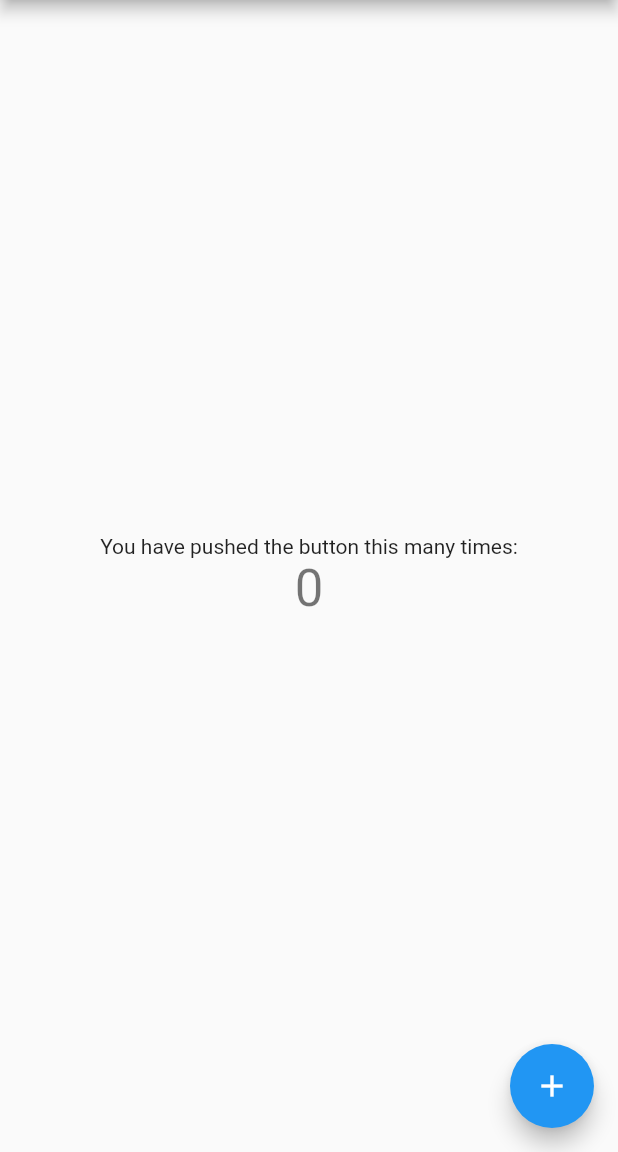
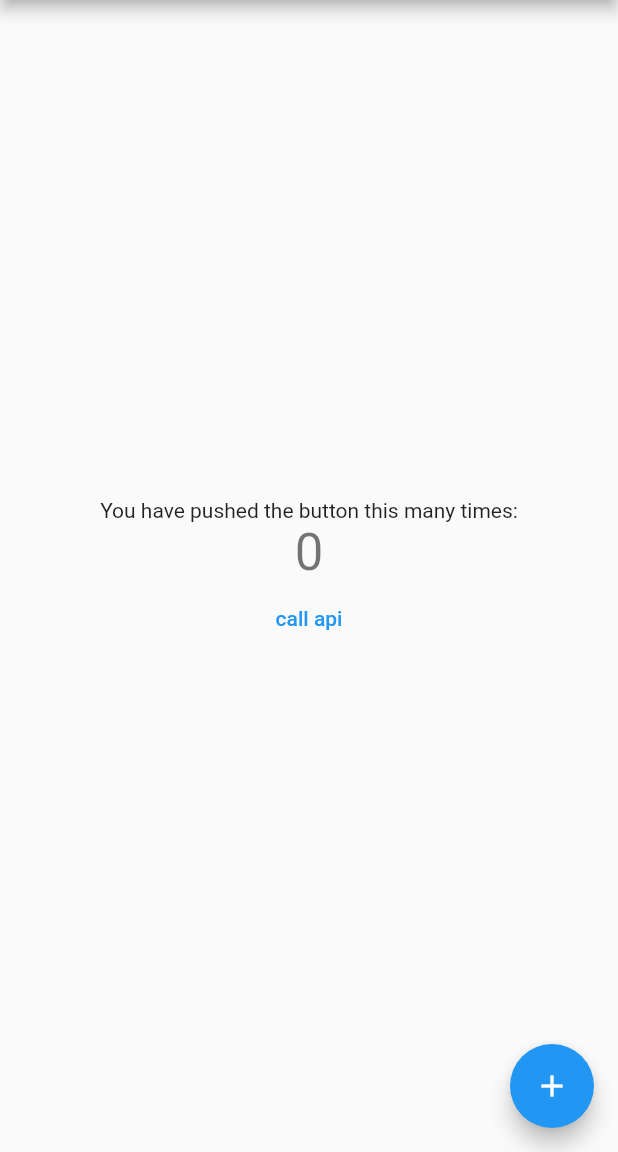
Before and after one commit to GoYamazaki/CIActionTest, a Flutter app: the screen it shows after launch, on a phone screen of 412 x 824 dp, the part 84-1236 px from its top. Run offline on Flutter 3.47's test engine with Material 2 defaults, Android fonts, the phone set to English and light mode, and no system bars.

Commit message:
Add TODO3

```diff
--- a/lib/main.dart
+++ b/lib/main.dart
@@ -32,7 +32,6 @@ class _MyHomePageState extends State<MyHomePage> {
   int _counter = 0;
 
   void _incrementCounter() {
-    //TODO move to detail page
     setState(() {
       _counter++;
     });
@@ -55,11 +54,17 @@ class _MyHomePageState extends State<MyHomePage> {
               '$_counter',
               style: Theme.of(context).textTheme.headline4,
             ),
+            TextButton(
+              child: const Text('call api'),
+              onPressed: () {
+                //TODO Call API
+              },
+            )
           ],
         ),
       ),
       floatingActionButton: FloatingActionButton(
-        //TODO call Bloc API
+        //TODO move to detail page
         onPressed: _incrementCounter,
         tooltip: 'Increment',
         child: const Icon(Icons.add),
```
